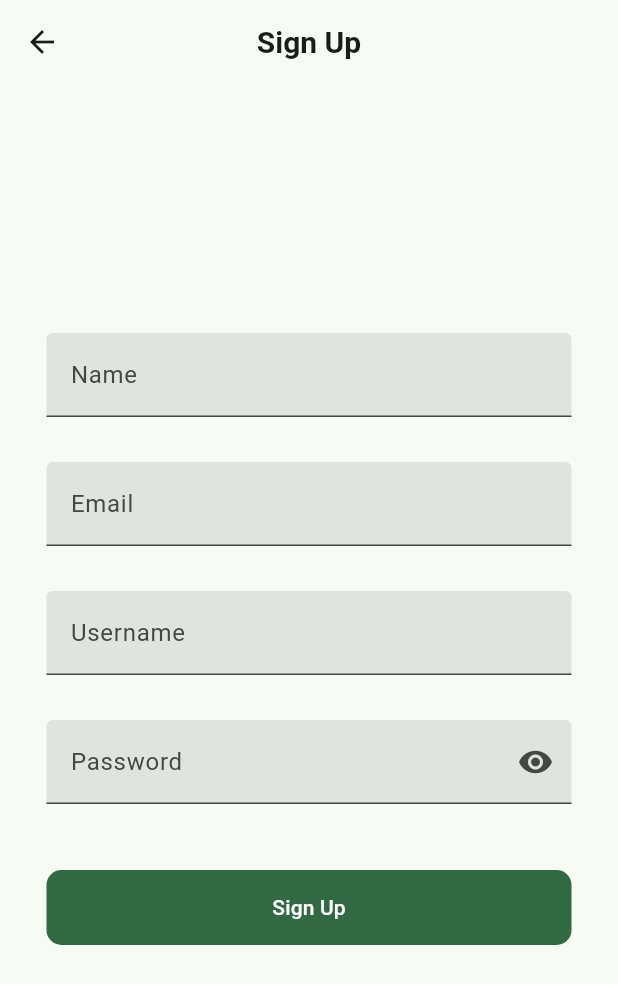
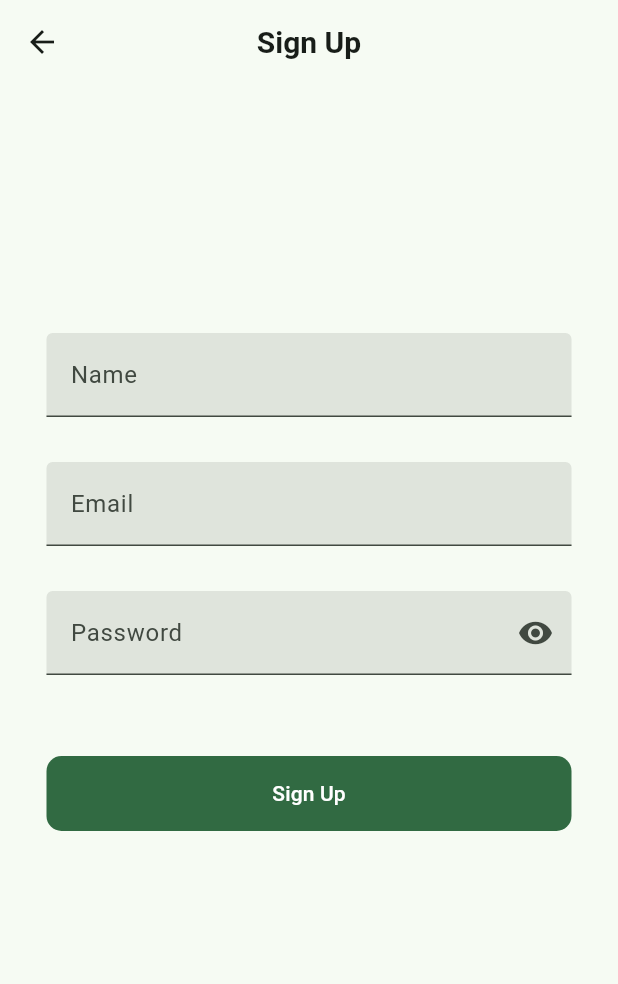
Before and after one commit to plantngo/plantngo_mobile, a Flutter app: the SignUpScreen screen opened by its route, on a phone screen of 412 x 824 dp. Shown: the top 984 px of the screen. Run offline on Flutter 3.47's test engine with Material 2 defaults, Android fonts, the phone set to English and light mode, and no system bars; missing offline and left inert: dart:ffi.

Commit message:
Updated SignUpFields
Removed username field
(Username == email)

```diff
--- a/lib/screens/login/signup_screen.dart
+++ b/lib/screens/login/signup_screen.dart
@@ -19,7 +19,6 @@ class _SignUpScreenState extends State<SignUpScreen> {
   final TextEditingController _nameController = TextEditingController();
   final TextEditingController _emailController = TextEditingController();
   final TextEditingController _passwordController = TextEditingController();
-  final TextEditingController _usernameController = TextEditingController();
 
   @override
   dispose() {
@@ -27,7 +26,6 @@ class _SignUpScreenState extends State<SignUpScreen> {
     _emailController.dispose();
     _passwordController.dispose();
     _nameController.dispose();
-    _usernameController.dispose();
   }
 
   void signUpUser() {
@@ -35,7 +33,7 @@ class _SignUpScreenState extends State<SignUpScreen> {
         context: context,
         email: _emailController.text,
         name: _nameController.text,
-        username: _usernameController.text,
+        username: _emailController.text,
         password: _passwordController.text,
         accType: "USER");
   }
@@ -92,18 +90,6 @@ class _SignUpScreenState extends State<SignUpScreen> {
                       width: 350,
                       height: 70,
                       child: TextFormField(
-                          controller: _usernameController,
-                          decoration: const InputDecoration(
-                              filled: true, labelText: "Username")),
-                    ),
-                    const SizedBox(height: 16),
-                    Container(
-                      decoration: BoxDecoration(
-                        borderRadius: BorderRadius.circular(8),
-                      ),
-                      width: 350,
-                      height: 70,
-                      child: TextFormField(
                         controller: _passwordController,
                         decoration: InputDecoration(
                           filled: true,
@@ -129,7 +115,7 @@ class _SignUpScreenState extends State<SignUpScreen> {
                         }),
                       ),
                     ),
-                    const SizedBox(height: 30),
+                    const SizedBox(height: 40),
                     SizedBox(
                       width: 350,
                       height: 50,
```
